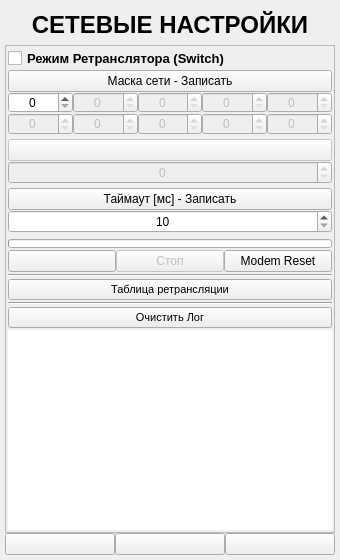
First picture: the form in ANDROID_FORMS/net_settings_form.ui, repository DavidSiegman/PLC_RF_Configurator, before the edit.
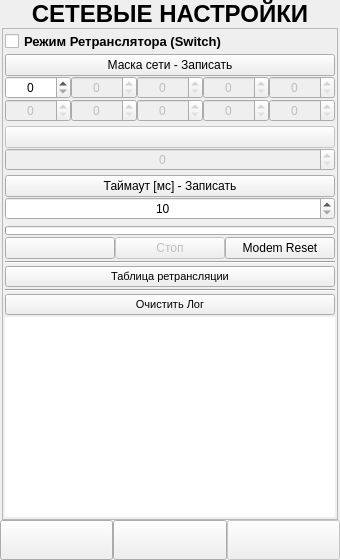
Second picture: the form after the edit. Icons and pictures are not drawn.

```diff
--- a/ANDROID_FORMS/net_settings_form.ui
+++ b/ANDROID_FORMS/net_settings_form.ui
@@ -13,21 +13,21 @@
   <property name="windowTitle">
    <string>Form</string>
   </property>
-  <layout class="QVBoxLayout" name="verticalLayout_7">
+  <layout class="QVBoxLayout" name="verticalLayout_11">
    <property name="spacing">
     <number>0</number>
    </property>
    <property name="leftMargin">
-    <number>5</number>
+    <number>0</number>
    </property>
    <property name="topMargin">
-    <number>5</number>
+    <number>0</number>
    </property>
    <property name="rightMargin">
-    <number>5</number>
+    <number>0</number>
    </property>
    <property name="bottomMargin">
-    <number>5</number>
+    <number>0</number>
    </property>
    <item>
     <widget class="QLabel" name="label_1">
@@ -40,7 +40,7 @@
      <property name="minimumSize">
       <size>
        <width>0</width>
-       <height>40</height>
+       <height>0</height>
       </size>
      </property>
      <property name="font">
@@ -60,6 +60,27 @@
     </widget>
    </item>
    <item>
+    <widget class="QWidget" name="Main_Widget" native="true">
+     <property name="styleSheet">
+      <string notr="true"/>
+     </property>
+     <layout class="QVBoxLayout" name="verticalLayout_9">
+      <property name="spacing">
+       <number>0</number>
+      </property>
+      <property name="leftMargin">
+       <number>2</number>
+      </property>
+      <property name="topMargin">
+       <number>0</number>
+      </property>
+      <property name="rightMargin">
+       <number>2</number>
+      </property>
+      <property name="bottomMargin">
+       <number>0</number>
+      </property>
+      <item>
     <widget class="QScrollArea" name="scrollArea">
      <property name="horizontalScrollBarPolicy">
       <enum>Qt::ScrollBarAlwaysOff</enum>
@@ -72,7 +93,7 @@
        <rect>
         <x>0</x>
         <y>0</y>
-        <width>311</width>
+           <width>317</width>
         <height>489</height>
        </rect>
       </property>
@@ -839,15 +860,39 @@
      </widget>
     </widget>
    </item>
+     </layout>
+    </widget>
+   </item>
    <item>
-    <layout class="QHBoxLayout" name="horizontalLayout_2">
+    <widget class="QWidget" name="DownPanel_Widget" native="true">
+     <property name="styleSheet">
+      <string notr="true"/>
+     </property>
+     <layout class="QVBoxLayout" name="verticalLayout_7">
+      <property name="spacing">
+       <number>0</number>
+      </property>
+      <property name="leftMargin">
+       <number>0</number>
+      </property>
+      <property name="topMargin">
+       <number>0</number>
+      </property>
+      <property name="rightMargin">
+       <number>0</number>
+      </property>
+      <property name="bottomMargin">
+       <number>0</number>
+      </property>
+      <item>
+       <layout class="QHBoxLayout" name="horizontalLayout_3">
      <property name="spacing">
       <number>0</number>
      </property>
      <item>
       <widget class="QPushButton" name="Back">
        <property name="sizePolicy">
-        <sizepolicy hsizetype="Expanding" vsizetype="Minimum">
+           <sizepolicy hsizetype="Minimum" vsizetype="Minimum">
          <horstretch>0</horstretch>
          <verstretch>0</verstretch>
         </sizepolicy>
@@ -855,13 +900,7 @@
        <property name="minimumSize">
         <size>
          <width>0</width>
-         <height>0</height>
-        </size>
-       </property>
-       <property name="maximumSize">
-        <size>
-         <width>16777215</width>
-         <height>16777215</height>
+            <height>40</height>
         </size>
        </property>
        <property name="text">
@@ -882,15 +921,15 @@
      <item>
       <widget class="QPushButton" name="btnSettings">
        <property name="sizePolicy">
-        <sizepolicy hsizetype="Expanding" vsizetype="Minimum">
+           <sizepolicy hsizetype="Minimum" vsizetype="Minimum">
          <horstretch>0</horstretch>
          <verstretch>0</verstretch>
         </sizepolicy>
        </property>
        <property name="minimumSize">
         <size>
-         <width>40</width>
-         <height>0</height>
+            <width>0</width>
+            <height>40</height>
         </size>
        </property>
        <property name="maximumSize">
@@ -918,9 +957,33 @@
       </widget>
      </item>
      <item>
+         <widget class="QWidget" name="Next_Widget" native="true">
+          <property name="enabled">
+           <bool>false</bool>
+          </property>
+          <layout class="QVBoxLayout" name="verticalLayout_10">
+           <property name="spacing">
+            <number>0</number>
+           </property>
+           <property name="leftMargin">
+            <number>0</number>
+           </property>
+           <property name="topMargin">
+            <number>0</number>
+           </property>
+           <property name="rightMargin">
+            <number>0</number>
+           </property>
+           <property name="bottomMargin">
+            <number>0</number>
+           </property>
+           <item>
       <widget class="QPushButton" name="Next">
+             <property name="enabled">
+              <bool>false</bool>
+             </property>
        <property name="sizePolicy">
-        <sizepolicy hsizetype="Expanding" vsizetype="Minimum">
+              <sizepolicy hsizetype="Minimum" vsizetype="Minimum">
          <horstretch>0</horstretch>
          <verstretch>0</verstretch>
         </sizepolicy>
@@ -928,13 +991,7 @@
        <property name="minimumSize">
         <size>
          <width>0</width>
-         <height>0</height>
-        </size>
-       </property>
-       <property name="maximumSize">
-        <size>
-         <width>16777215</width>
-         <height>16777215</height>
+               <height>40</height>
         </size>
        </property>
        <property name="text">
@@ -953,6 +1010,12 @@
       </widget>
      </item>
     </layout>
+         </widget>
+        </item>
+       </layout>
+      </item>
+     </layout>
+    </widget>
    </item>
   </layout>
  </widget>
```
Left out of the diff: 3 changed lines with no effect on the pictures. Lines whose indentation alone changed are shown as unchanged.
